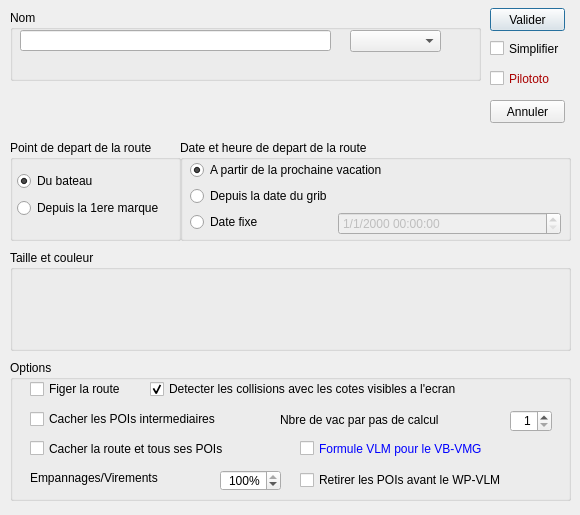
Old version of the form src/Ui/Route_Editor.ui in the repository nohal/qtVlm.
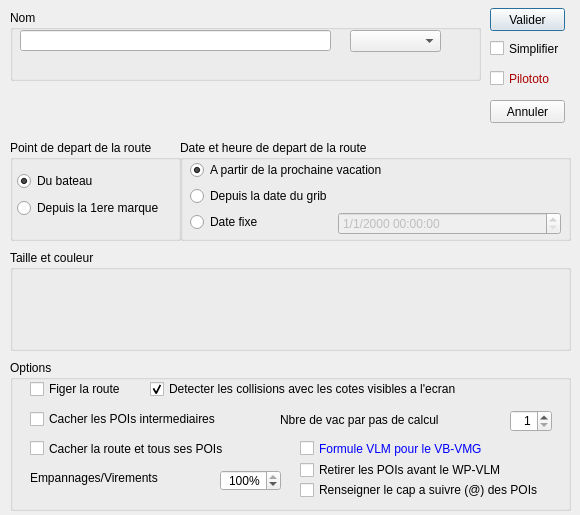
New version of the form.

Commit message: Various small fixes Add WPH to POIs in route (optional)

```diff
--- a/src/Ui/Route_Editor.ui
+++ b/src/Ui/Route_Editor.ui
@@ -85,7 +85,7 @@
       <x>10</x>
       <y>360</y>
       <width>561</width>
-      <height>141</height>
+      <height>151</height>
      </rect>
     </property>
     <property name="title">
@@ -279,7 +279,7 @@
      <property name="geometry">
       <rect>
        <x>290</x>
-       <y>110</y>
+       <y>100</y>
        <width>261</width>
        <height>20</height>
       </rect>
@@ -288,6 +288,19 @@
       <string>Retirer les POIs avant le WP-VLM</string>
      </property>
     </widget>
+    <widget class="QCheckBox" name="autoAt">
+     <property name="geometry">
+      <rect>
+       <x>290</x>
+       <y>120</y>
+       <width>271</width>
+       <height>20</height>
+      </rect>
+     </property>
+     <property name="text">
+      <string>Renseigner le cap a suivre (@) des POIs</string>
+     </property>
+    </widget>
    </widget>
    <widget class="QGroupBox" name="groupBox_3">
     <property name="geometry">
```
The commit also changes 6 other files.
